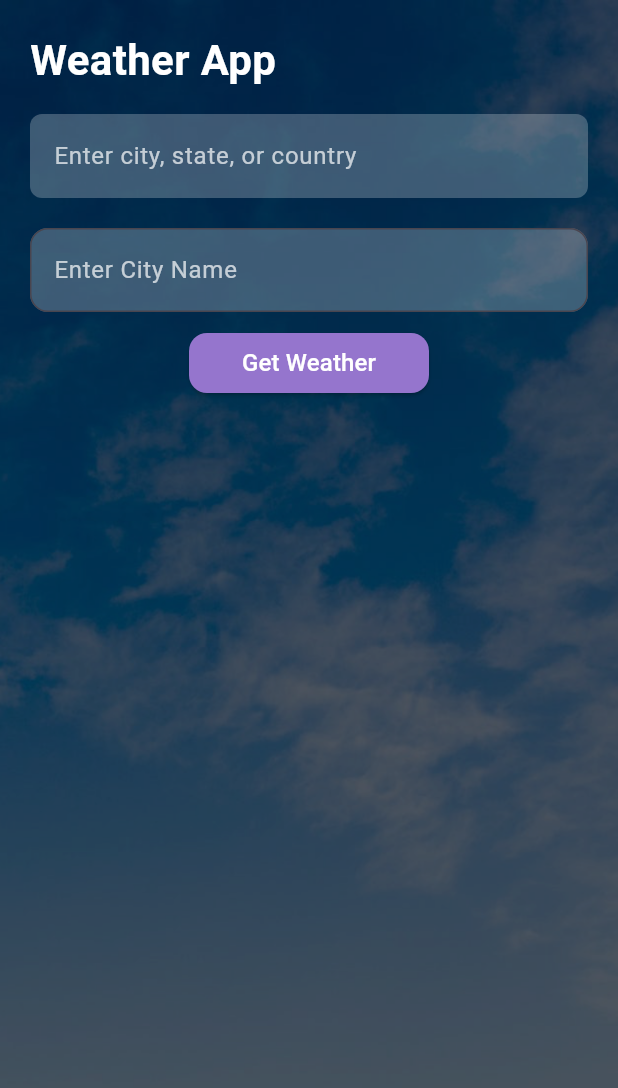
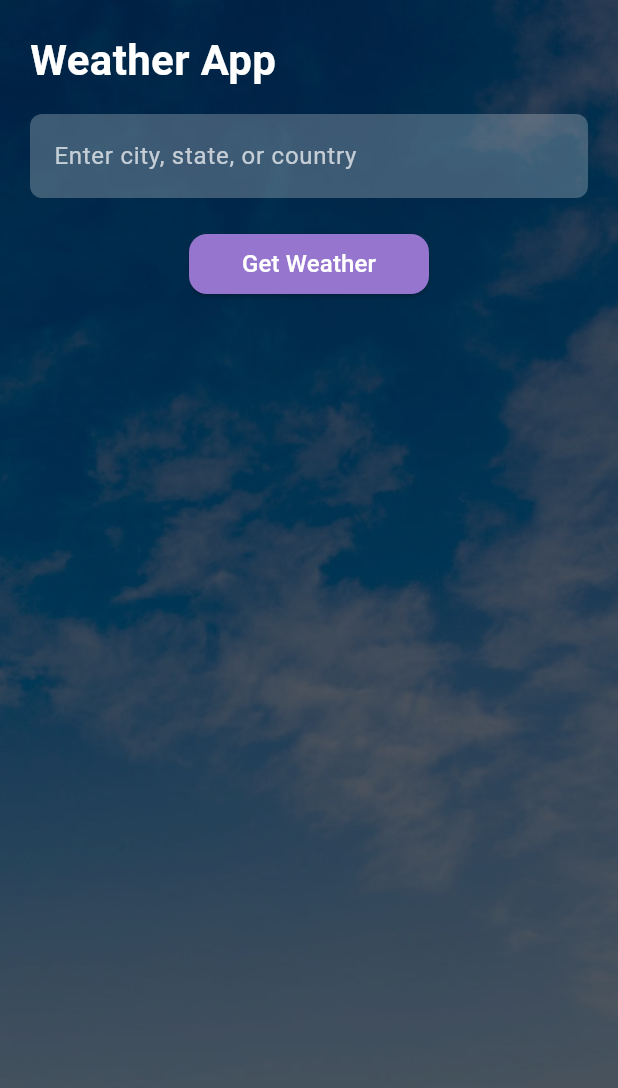
Before and after one commit to Pravajya22/weather_app_flutter_poc, a Flutter app: the screen it shows after launch, on a phone screen of 412 x 824 dp. Shown: the top 1088 px of the screen. Run offline on Flutter 3.47's test engine with Material 3 defaults, Android fonts, the phone set to English and light mode, and no system bars.

Commit message:
Update lib/presentation/screens/home_screen.dart
Co-authored-by: Copilot <175728472+Copilot@users.noreply.github.com>

```diff
--- a/lib/presentation/screens/home_screen.dart
+++ b/lib/presentation/screens/home_screen.dart
@@ -60,20 +60,6 @@ class _HomeScreenState extends State<HomeScreen> {
                   children: [
                     const TopSection(),
                     const SizedBox(height: 20),
-                    TextField(
-                      controller: _controller,
-                      style: const TextStyle(color: Colors.white),
-                      decoration: InputDecoration(
-                        hintText: 'Enter City Name',
-                        hintStyle: const TextStyle(color: Colors.white70),
-                        filled: true,
-                        fillColor: Colors.white24,
-                        border: OutlineInputBorder(
-                          borderRadius: BorderRadius.circular(12),
-                        ),
-                      ),
-                    ),
-                    const SizedBox(height: 10),
                     Center(
                       child: SizedBox(
                         width: 160,
```
